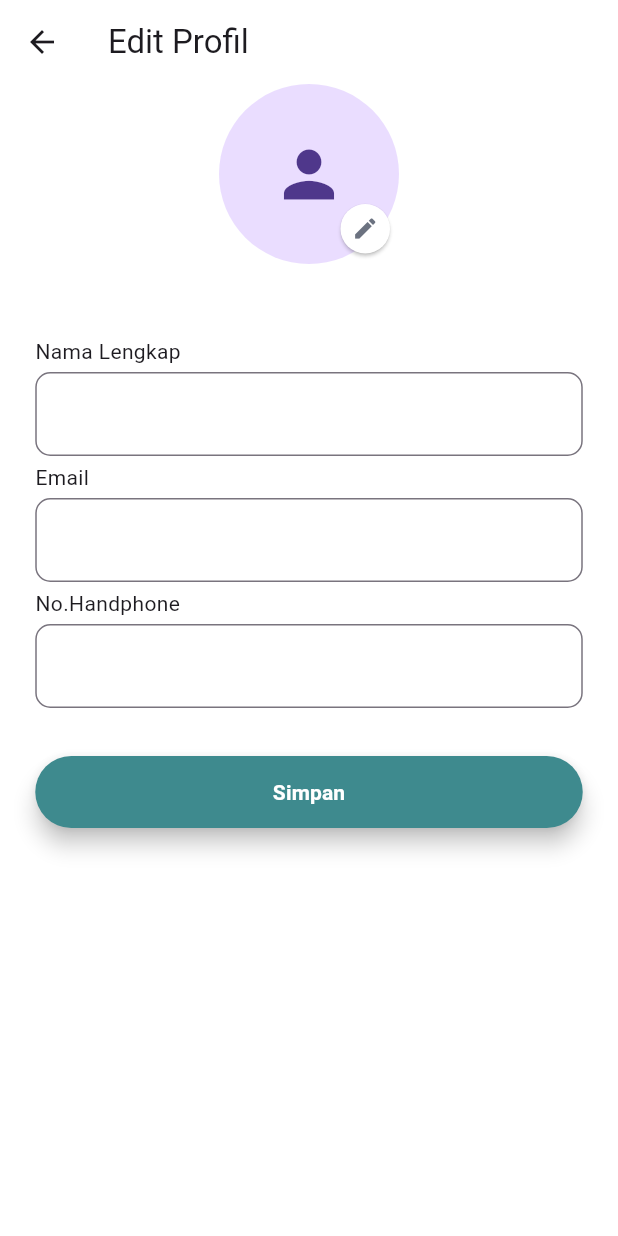
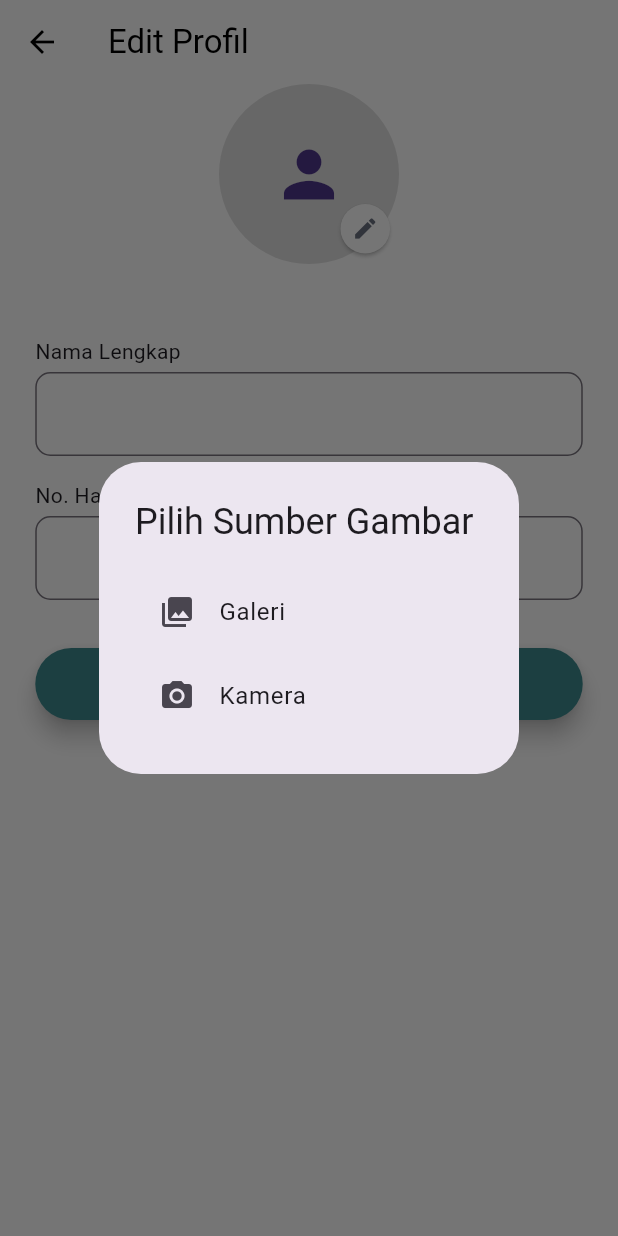
Before and after one commit to kevinnsrt/pakailagi.id, a Flutter app: the EditProfile screen opened directly, after a tap on the "edit" icon, on a phone screen of 412 x 824 dp. Run offline on Flutter 3.47's test engine with Material 3 defaults, Android fonts, the phone set to English and light mode, and no system bars; our stand-ins replace firebase_auth, firebase_core, firebase_messaging, flutter_map, geolocator, google_sign_in and 2 more; missing offline and left inert: app_settings, smooth_transition; accounts and stored records are empty; network calls fail.

Commit message:
edit profile

```diff
--- a/lib/edit_profile/edit_profile.dart
+++ b/lib/edit_profile/edit_profile.dart
@@ -1,5 +1,9 @@
+import 'dart:io';
 import 'package:flutter/material.dart';
+import 'package:image_picker/image_picker.dart';
+import 'package:tubes_pm/authentication/token.dart';
 import 'package:tubes_pm/colors/colors.dart';
+import 'package:http/http.dart' as http;
 
 class EditProfile extends StatefulWidget {
   const EditProfile({super.key});
@@ -9,12 +13,113 @@ class EditProfile extends StatefulWidget {
 }
 
 class _EditProfileState extends State<EditProfile> {
+  File? _imageFile;
+
+  final TextEditingController _nameController = TextEditingController();
+  final TextEditingController _numberController = TextEditingController();
+
+  String _nama="";
+  String _noHp="";
+
+  // fungsi ambil gambar
+  Future<void> _pickImage(ImageSource source) async {
+    final picker = ImagePicker();
+    final XFile? pickedFile = await picker.pickImage(source: source);
+
+    if (pickedFile != null) {
+      setState(() {
+        _imageFile = File(pickedFile.path);
+      });
+    }
+  }
+
+  // fungsi post ke laravel
+  Future<void> postEdit (String _nama, String _noHp)async{
+    final token = UserToken().getToken();
+    final url = Uri.parse("https://pakailagi.user.cloudjkt02.com/api/user/profile");
+
+    bool _isUploading = false;
+
+    var request = http.MultipartRequest('POST', url);
+    request.files.add(await http.MultipartFile.fromPath(
+      'profile_picture', // field di backend
+      _imageFile!.path,
+    ));
+    // tambah field lain
+    request.fields['nama_lengkap'] = _nama;
+    request.fields['no_hp'] = _noHp;
+
+    // jika pakai token (authorization)
+    request.headers['Authorization'] = 'Bearer $token';
+    request.headers['Accept'] = 'application/json';
+
+    try {
+      var response = await request.send();
+
+      setState(() {
+        _isUploading = false;
+      });
+
+      if (response.statusCode == 200) {
+        ScaffoldMessenger.of(context).showSnackBar(
+          SnackBar(content: Text('Upload berhasil!')),
+        );
+        setState(() {
+          _imageFile = null; // reset avatar setelah upload
+        });
+      } else {
+        ScaffoldMessenger.of(context).showSnackBar(
+          SnackBar(content: Text('Upload gagal: ${response.statusCode}')),
+        );
+      }
+    } catch (e) {
+      setState(() {
+        _isUploading = false;
+      });
+      ScaffoldMessenger.of(context).showSnackBar(
+        SnackBar(content: Text('Terjadi error saat upload')),
+      );
+    }
+  }
+
+  // dialog untuk pilih sumber gambar
+  void _showImageSourceDialog() {
+    showDialog(
+      context: context,
+      builder: (_) => AlertDialog(
+        title: Text('Pilih Sumber Gambar'),
+        content: Column(
+          mainAxisSize: MainAxisSize.min,
+          children: [
+            ListTile(
+              leading: Icon(Icons.photo_library),
+              title: Text('Galeri'),
+              onTap: () {
+                Navigator.pop(context);
+                _pickImage(ImageSource.gallery);
+              },
+            ),
+            ListTile(
+              leading: Icon(Icons.camera_alt),
+              title: Text('Kamera'),
+              onTap: () {
+                Navigator.pop(context);
+                _pickImage(ImageSource.camera);
+              },
+            ),
+          ],
+        ),
+      ),
+    );
+  }
+
   @override
   Widget build(BuildContext context) {
     return Scaffold(
       appBar: AppBar(
         backgroundColor: Colors.white,
-        title: Text("Edit Profil"),
+        title: Text("Edit Profil", style: TextStyle(color: Colors.black)),
+        iconTheme: IconThemeData(color: Colors.black),
       ),
       backgroundColor: Colors.white,
       body: SingleChildScrollView(
@@ -22,17 +127,22 @@ class _EditProfileState extends State<EditProfile> {
           child: Column(
             crossAxisAlignment: CrossAxisAlignment.center,
             children: [
-            //   avatar
+              // avatar
               Container(
                 width: 120,
                 height: 120,
                 child: Stack(
                   children: [
                     SizedBox(
-                      width:120,
+                      width: 120,
                       height: 120,
                       child: CircleAvatar(
-                        child: Icon(Icons.person,size: 50,),
+                        backgroundColor: Colors.grey[300],
+                        backgroundImage:
+                        _imageFile != null ? FileImage(_imageFile!) : null,
+                        child: _imageFile == null
+                            ? Icon(Icons.person, size: 50)
+                            : null,
                       ),
                     ),
                     Positioned(
@@ -43,11 +153,10 @@ class _EditProfileState extends State<EditProfile> {
                         height: 33,
                         child: ElevatedButton(
                           style: ElevatedButton.styleFrom(
-                            padding: EdgeInsets.zero,
-                            shape: CircleBorder(),
-                            backgroundColor: Colors.white
-                          ),
-                          onPressed: () {},
+                              padding: EdgeInsets.zero,
+                              shape: CircleBorder(),
+                              backgroundColor: Colors.white),
+                          onPressed: _showImageSourceDialog,
                           child: Icon(
                             Icons.edit,
                             size: 18,
@@ -59,61 +168,57 @@ class _EditProfileState extends State<EditProfile> {
                   ],
                 ),
               ),
-            // gap
-              SizedBox(
-                height: 48,
-              ),
+              SizedBox(height: 48),
 
-            //   data diri
+              // data diri
               Container(
                 width: 365,
-                height: 248,
                 child: Column(
                   crossAxisAlignment: CrossAxisAlignment.start,
-                  spacing: 4,
                   children: [
                     Text("Nama Lengkap"),
-                    _textField(),
-                    Text("Email"),
-                    _textField(),
-                    Text("No.Handphone"),
-                    _textField()
+                    SizedBox(height: 4),
+                    _textField(_nameController),
+                    SizedBox(height: 16),
+                    Text("No. Handphone"),
+                    SizedBox(height: 4),
+                    _textField(_numberController),
                   ],
                 ),
               ),
-            // gap
-              SizedBox(
-                height: 32,
-              ),
+              SizedBox(height: 32),
 
-            //   Button Simpan
+              // Button Simpan
               Container(
                 width: 365,
                 height: 48,
                 child: ElevatedButton(
-                    style: ElevatedButton.styleFrom(
+                  style: ElevatedButton.styleFrom(
                       backgroundColor: AppColors.primary500,
                       foregroundColor: Colors.white,
-                      elevation: 6
-                    ),
-                    onPressed: (){}, child: Text("Simpan",style: TextStyle(
-                  fontWeight: FontWeight.bold
-                ),)),
-              )
+                      elevation: 6),
+                  onPressed: () async{
+                      postEdit(_nameController.text, _numberController.text);
+                  },
+                  child: Text(
+                    "Simpan",
+                    style: TextStyle(fontWeight: FontWeight.bold),
+                  ),
+                ),
+              ),
             ],
           ),
-        )
+        ),
       ),
     );
   }
 }
 
-Widget _textField(){
+Widget _textField(TextEditingController controller) {
   return TextField(
+    controller: controller,
     decoration: InputDecoration(
-        border: OutlineInputBorder(
-            borderRadius: BorderRadius.circular(10)
-        )
+      border: OutlineInputBorder(borderRadius: BorderRadius.circular(10)),
     ),
   );
 }
--- a/pubspec.yaml
+++ b/pubspec.yaml
@@ -44,6 +44,7 @@ dependencies:
   geocoding: ^4.0.0
   app_settings: ^7.0.0
   firebase_messaging: ^16.1.0
+  image_picker: ^1.2.1
 
 dev_dependencies:
   flutter_test:
```
Also changed, not shown: pubspec.lock, 6 other files.
